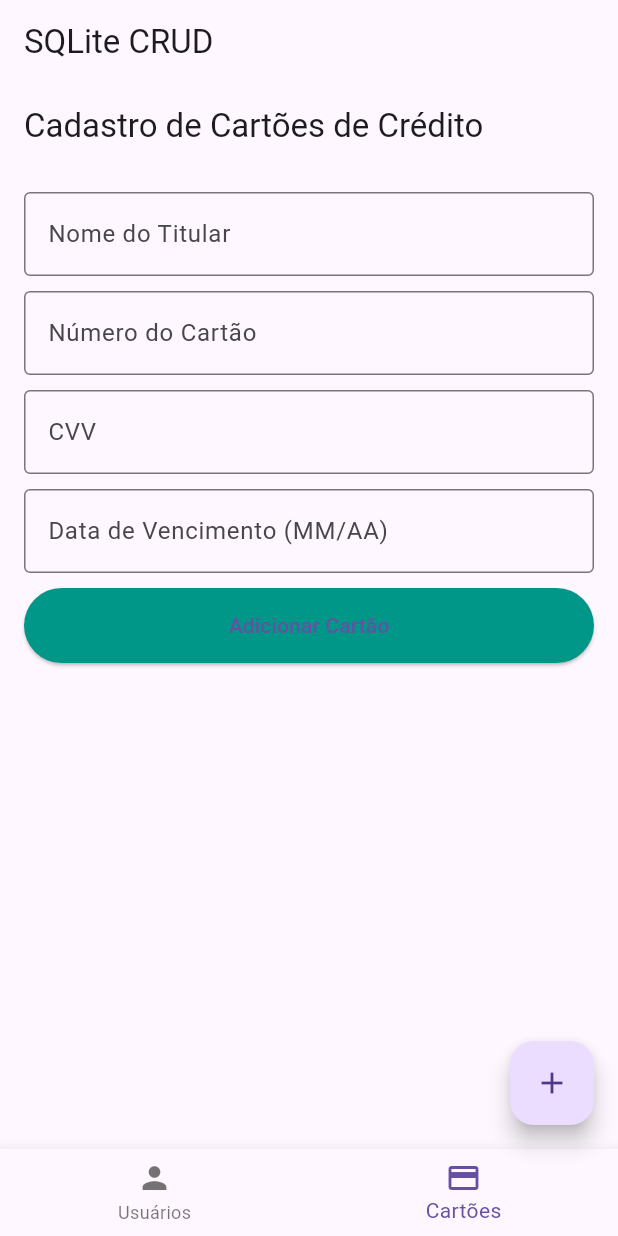
After one commit to Js-Carvalho/appsqlite, a Flutter app: the screen it shows after launch, item 2 of the bottom bar chosen, after a tap on "Adicionar Cartão", on a phone screen of 412 x 824 dp. The commit adds this screen. Run offline on Flutter 3.47's test engine with Material 3 defaults, Android fonts, the phone set to English and light mode, and no system bars; our stand-ins replace sqflite; accounts and stored records are empty.

Commit message:
novo crud começado

```diff
--- /dev/null
+++ b/lib/db_helper/credit_card.dart
@@ -0,0 +1,66 @@
+import 'package:sqflite/sqflite.dart';
+import 'package:path/path.dart';
+import '../model/creditCard.dart';
+
+class CreditCardDBHelper {
+  static final CreditCardDBHelper _instance = CreditCardDBHelper._internal();
+  factory CreditCardDBHelper() => _instance;
+  CreditCardDBHelper._internal();
+
+  Database? _database;
+
+  Future<Database> get database async {
+    if (_database != null) return _database!;
+    _database = await _initDB();
+    return _database!;
+  }
+
+  Future<Database> _initDB() async {
+    String path = join(await getDatabasesPath(), 'credit_cards.db');
+    return await openDatabase(
+      path,
+      version: 1,
+      onCreate: (db, version) {
+        return db.execute(
+          'CREATE TABLE credit_cards(id INTEGER PRIMARY KEY AUTOINCREMENT, cardHolderName TEXT, cardNumber TEXT, cvv TEXT, expiryDate TEXT)',
+        );
+      },
+    );
+  }
+
+  Future<void> insertCard(CreditCard card) async {
+    final db = await database;
+    await db.insert(
+      'credit_cards',
+      card.toMap(),
+      conflictAlgorithm: ConflictAlgorithm.replace,
+    );
+  }
+
+  Future<List<CreditCard>> getCards() async {
+    final db = await database;
+    final List<Map<String, dynamic>> maps = await db.query('credit_cards');
+    return List.generate(maps.length, (i) {
+      return CreditCard.fromMap(maps[i]);
+    });
+  }
+
+  Future<void> updateCard(CreditCard card) async {
+    final db = await database;
+    await db.update(
+      'credit_cards',
+      card.toMap(),
+      where: 'id = ?',
+      whereArgs: [card.id],
+    );
+  }
+
+  Future<void> deleteCard(int id) async {
+    final db = await database;
+    await db.delete(
+      'credit_cards',
+      where: 'id = ?',
+      whereArgs: [id],
+    );
+  }
+}
--- a/lib/db_helper/database_connection.dart
+++ b/lib/db_helper/database_connection.dart
@@ -5,7 +5,7 @@ import 'package:path_provider/path_provider.dart';
 class DatabaseConnection {
   Future<Database> setDatabase() async {
     var directory = await getApplicationDocumentsDirectory();
-    var path = join(directory.path, 'db_crud');
+    var path = join(directory.path, 'db_crud1');
     var database =
         await openDatabase(path, version: 1, onCreate: _createDatabase);
     return database;
--- a/lib/main.dart
+++ b/lib/main.dart
@@ -1,3 +1,9 @@
+import 'package:appsqlite/model/User.dart';
+import 'package:appsqlite/screens/AddUser.dart';
+import 'package:appsqlite/screens/EditUser.dart';
+import 'package:appsqlite/screens/ViewUsers.dart';
+import 'package:appsqlite/screens/CreditCardScreen.dart'; // Importar a nova tela
+import 'package:appsqlite/services/userService.dart';
 import 'package:flutter/material.dart';
 
 void main() {
@@ -7,119 +13,203 @@ void main() {
 class MyApp extends StatelessWidget {
   const MyApp({super.key});
 
-  // This widget is the root of your application.
   @override
   Widget build(BuildContext context) {
     return MaterialApp(
-      title: 'Flutter Demo',
+      title: 'Exemplo SQLITE',
+      debugShowCheckedModeBanner: false,
       theme: ThemeData(
-        // This is the theme of your application.
-        //
-        // TRY THIS: Try running your application with "flutter run". You'll see
-        // the application has a purple toolbar. Then, without quitting the app,
-        // try changing the seedColor in the colorScheme below to Colors.green
-        // and then invoke "hot reload" (save your changes or press the "hot
-        // reload" button in a Flutter-supported IDE, or press "r" if you used
-        // the command line to start the app).
-        //
-        // Notice that the counter didn't reset back to zero; the application
-        // state is not lost during the reload. To reset the state, use hot
-        // restart instead.
-        //
-        // This works for code too, not just values: Most code changes can be
-        // tested with just a hot reload.
-        colorScheme: ColorScheme.fromSeed(seedColor: Colors.deepPurple),
-        useMaterial3: true,
+        primarySwatch: Colors.teal,
       ),
-      home: const MyHomePage(title: 'Flutter Demo Home Page'),
+      home: const MyHomePage(),
     );
   }
 }
 
 class MyHomePage extends StatefulWidget {
-  const MyHomePage({super.key, required this.title});
-
-  // This widget is the home page of your application. It is stateful, meaning
-  // that it has a State object (defined below) that contains fields that affect
-  // how it looks.
-
-  // This class is the configuration for the state. It holds the values (in this
-  // case the title) provided by the parent (in this case the App widget) and
-  // used by the build method of the State. Fields in a Widget subclass are
-  // always marked "final".
-
-  final String title;
+  const MyHomePage({super.key});
 
   @override
   State<MyHomePage> createState() => _MyHomePageState();
 }
 
 class _MyHomePageState extends State<MyHomePage> {
-  int _counter = 0;
+  late List<User> _userList = <User>[];
+  final _userService = UserService();
+  int _selectedIndex = 0; // Para controlar a aba selecionada
 
-  void _incrementCounter() {
+  // Função para obter os detalhes dos usuários
+  getAllUserDetails() async {
+    var users = await _userService.readAllUsers();
+    _userList = <User>[];
+    users.forEach((user) {
+      setState(() {
+        var userModel = User();
+        userModel.id = user['id'];
+        userModel.name = user['name'];
+        userModel.contact = user['contact'];
+        userModel.description = user['description'];
+        _userList.add(userModel);
+      });
+    });
+  }
+
+  @override
+  void initState() {
+    getAllUserDetails();
+    super.initState();
+  }
+
+  _showSuccessSnackBar(String message) {
+    ScaffoldMessenger.of(context).showSnackBar(
+      SnackBar(
+        content: Text(message),
+      ),
+    );
+  }
+
+  _deleteFormDialog(BuildContext context, userId) {
+    return showDialog(
+        context: context,
+        builder: (param) {
+          return AlertDialog(
+            title: const Text(
+              'Deseja Realmente Excluir?',
+              style: TextStyle(color: Colors.teal, fontSize: 20),
+            ),
+            actions: [
+              TextButton(
+                  style: TextButton.styleFrom(
+                      foregroundColor: Colors.white,
+                      backgroundColor: Colors.red),
+                  onPressed: () async {
+                    var result = await _userService.deleteUser(userId);
+                    if (result != null) {
+                      Navigator.pop(context);
+                      getAllUserDetails();
+                      _showSuccessSnackBar('Usuário Excluído com Sucesso!');
+                    }
+                  },
+                  child: const Text('Excluir')),
+              TextButton(
+                  style: TextButton.styleFrom(
+                      foregroundColor: Colors.white,
+                      backgroundColor: Colors.teal),
+                  onPressed: () {
+                    Navigator.pop(context);
+                  },
+                  child: const Text('Fechar'))
+            ],
+          );
+        });
+  }
+
+  void _onItemTapped(int index) {
     setState(() {
-      // This call to setState tells the Flutter framework that something has
-      // changed in this State, which causes it to rerun the build method below
-      // so that the display can reflect the updated values. If we changed
-      // _counter without calling setState(), then the build method would not be
-      // called again, and so nothing would appear to happen.
-      _counter++;
+      _selectedIndex = index;
     });
   }
 
   @override
   Widget build(BuildContext context) {
-    // This method is rerun every time setState is called, for instance as done
-    // by the _incrementCounter method above.
-    //
-    // The Flutter framework has been optimized to make rerunning build methods
-    // fast, so that you can just rebuild anything that needs updating rather
-    // than having to individually change instances of widgets.
+    Widget _getPage(int index) {
+      switch (index) {
+        case 0:
+          return _userListView();
+        case 1:
+          return CreditCardScreen(); // Tela de cartões de crédito
+        default:
+          return _userListView();
+      }
+    }
+
     return Scaffold(
       appBar: AppBar(
-        // TRY THIS: Try changing the color here to a specific color (to
-        // Colors.amber, perhaps?) and trigger a hot reload to see the AppBar
-        // change color while the other colors stay the same.
-        backgroundColor: Theme.of(context).colorScheme.inversePrimary,
-        // Here we take the value from the MyHomePage object that was created by
-        // the App.build method, and use it to set our appbar title.
-        title: Text(widget.title),
+        title: const Text("SQLite CRUD"),
       ),
-      body: Center(
-        // Center is a layout widget. It takes a single child and positions it
-        // in the middle of the parent.
-        child: Column(
-          // Column is also a layout widget. It takes a list of children and
-          // arranges them vertically. By default, it sizes itself to fit its
-          // children horizontally, and tries to be as tall as its parent.
-          //
-          // Column has various properties to control how it sizes itself and
-          // how it positions its children. Here we use mainAxisAlignment to
-          // center the children vertically; the main axis here is the vertical
-          // axis because Columns are vertical (the cross axis would be
-          // horizontal).
-          //
-          // TRY THIS: Invoke "debug painting" (choose the "Toggle Debug Paint"
-          // action in the IDE, or press "p" in the console), to see the
-          // wireframe for each widget.
-          mainAxisAlignment: MainAxisAlignment.center,
-          children: <Widget>[
-            const Text(
-              'You have pushed the button this many times:',
-            ),
-            Text(
-              '$_counter',
-              style: Theme.of(context).textTheme.headlineMedium,
-            ),
-          ],
-        ),
+      body: _getPage(_selectedIndex), // Chama a página selecionada
+      bottomNavigationBar: BottomNavigationBar(
+        items: const <BottomNavigationBarItem>[
+          BottomNavigationBarItem(
+            icon: Icon(Icons.person),
+            label: 'Usuários',
+          ),
+          BottomNavigationBarItem(
+            icon: Icon(Icons.credit_card),
+            label: 'Cartões',
+          ),
+        ],
+        currentIndex: _selectedIndex,
+        onTap: _onItemTapped,
       ),
       floatingActionButton: FloatingActionButton(
-        onPressed: _incrementCounter,
-        tooltip: 'Increment',
+        onPressed: () {
+          Navigator.push(context,
+                  MaterialPageRoute(builder: (context) => const AddUser()))
+              .then((data) {
+            if (data != null) {
+              getAllUserDetails();
+              _showSuccessSnackBar('Usuário Adicionado com Sucesso!');
+            }
+          });
+        },
         child: const Icon(Icons.add),
-      ), // This trailing comma makes auto-formatting nicer for build methods.
+      ),
+    );
+  }
+
+  // Função que retorna a lista de usuários
+  Widget _userListView() {
+    return ListView.builder(
+      itemCount: _userList.length,
+      itemBuilder: (context, index) {
+        return Card(
+          child: ListTile(
+            onTap: () {
+              Navigator.push(
+                  context,
+                  MaterialPageRoute(
+                      builder: (context) => ViewUser(
+                            user: _userList[index],
+                          )));
+            },
+            leading: const Icon(Icons.person),
+            title: Text(_userList[index].name ?? ''),
+            subtitle: Text(_userList[index].contact ?? ''),
+            trailing: Row(
+              mainAxisSize: MainAxisSize.min,
+              children: [
+                IconButton(
+                    onPressed: () {
+                      Navigator.push(
+                          context,
+                          MaterialPageRoute(
+                              builder: (context) => EditUser(
+                                    user: _userList[index],
+                                  ))).then((data) {
+                        if (data != null) {
+                          getAllUserDetails();
+                          _showSuccessSnackBar('Usuário Alterado com Sucesso!');
+                        }
+                      });
+                    },
+                    icon: const Icon(
+                      Icons.edit,
+                      color: Colors.teal,
+                    )),
+                IconButton(
+                    onPressed: () {
+                      _deleteFormDialog(context, _userList[index].id);
+                    },
+                    icon: const Icon(
+                      Icons.delete,
+                      color: Colors.red,
+                    ))
+              ],
+            ),
+          ),
+        );
+      },
     );
   }
 }
--- /dev/null
+++ b/lib/model/creditCard.dart
@@ -0,0 +1,35 @@
+class CreditCard {
+  int? id;
+  String? cardHolderName;
+  String? cardNumber;
+  String? cvv;
+  String? expiryDate;
+
+  CreditCard({
+    this.id,
+    required this.cardHolderName,
+    required this.cardNumber,
+    required this.cvv,
+    required this.expiryDate,
+  });
+
+  Map<String, dynamic> toMap() {
+    return {
+      'id': id ?? null,
+      'cardHolderName': cardHolderName!,
+      'cardNumber': cardNumber!,
+      'cvv': cvv!,
+      'expiryDate': expiryDate!,
+    };
+  }
+
+  factory CreditCard.fromMap(Map<String, dynamic> map) {
+    return CreditCard(
+      id: map['id'],
+      cardHolderName: map['cardHolderName'],
+      cardNumber: map['cardNumber'],
+      cvv: map['cvv'],
+      expiryDate: map['expiryDate'],
+    );
+  }
+}
--- /dev/null
+++ b/lib/screens/CreditCardScreen.dart
@@ -0,0 +1,150 @@
+import 'package:flutter/material.dart';
+import '../model/creditCard.dart';
+import '../db_helper/credit_card.dart';
+
+class CreditCardScreen extends StatefulWidget {
+  @override
+  _CreditCardScreenState createState() => _CreditCardScreenState();
+}
+
+class _CreditCardScreenState extends State<CreditCardScreen> {
+  final CreditCardDBHelper dbHelper = CreditCardDBHelper();
+  List<CreditCard> cards = [];
+  final TextEditingController nameController = TextEditingController();
+  final TextEditingController numberController = TextEditingController();
+  final TextEditingController cvvController = TextEditingController();
+  final TextEditingController expiryController = TextEditingController();
+  int? editingCardId;
+
+  @override
+  void initState() {
+    super.initState();
+    _loadCards();
+  }
+
+  Future<void> _loadCards() async {
+    cards = await dbHelper.getCards();
+    setState(() {});
+  }
+
+  void _addOrUpdateCard() async {
+    if (nameController.text.isNotEmpty &&
+        numberController.text.isNotEmpty &&
+        cvvController.text.isNotEmpty &&
+        expiryController.text.isNotEmpty) {
+      if (editingCardId == null) {
+        await dbHelper.insertCard(CreditCard(
+          cardHolderName: nameController.text,
+          cardNumber: numberController.text,
+          cvv: cvvController.text,
+          expiryDate: expiryController.text,
+        ));
+      } else {
+        await dbHelper.updateCard(CreditCard(
+          id: editingCardId,
+          cardHolderName: nameController.text,
+          cardNumber: numberController.text,
+          cvv: cvvController.text,
+          expiryDate: expiryController.text,
+        ));
+        editingCardId = null; // Reset after update
+      }
+      nameController.clear();
+      numberController.clear();
+      cvvController.clear();
+      expiryController.clear();
+      _loadCards();
+    }
+  }
+
+  void _editCard(CreditCard card) {
+    nameController.text = card.cardHolderName!;
+    numberController.text = card.cardNumber!;
+    cvvController.text = card.cvv!;
+    expiryController.text = card.expiryDate!;
+    editingCardId = card.id; // Set the ID for updating
+  }
+
+  void _deleteCard(int id) async {
+    await dbHelper.deleteCard(id);
+    _loadCards();
+  }
+
+  @override
+  Widget build(BuildContext context) {
+    return Scaffold(
+      appBar: AppBar(title: const Text('Cadastro de Cartões de Crédito')),
+      body: Padding(
+        padding: const EdgeInsets.all(16.0),
+        child: Column(
+          children: [
+            TextField(
+              controller: nameController,
+              decoration: const InputDecoration(
+                labelText: 'Nome do Titular',
+                border: OutlineInputBorder(),
+              ),
+            ),
+            SizedBox(height: 10),
+            TextField(
+              controller: numberController,
+              decoration: const InputDecoration(
+                labelText: 'Número do Cartão',
+                border: OutlineInputBorder(),
+              ),
+            ),
+            const SizedBox(height: 10),
+            TextField(
+              controller: cvvController,
+              decoration: const InputDecoration(
+                labelText: 'CVV',
+                border: OutlineInputBorder(),
+              ),
+            ),
+            const SizedBox(height: 10),
+            TextField(
+              controller: expiryController,
+              decoration: const InputDecoration(
+                labelText: 'Data de Vencimento (MM/AA)',
+                border: OutlineInputBorder(),
+              ),
+            ),
+            const SizedBox(height: 10),
+            ElevatedButton(
+              onPressed: _addOrUpdateCard,
+              child: Text(editingCardId == null
+                  ? 'Adicionar Cartão'
+                  : 'Atualizar Cartão'),
+              style: ElevatedButton.styleFrom(
+                minimumSize: const Size(double.infinity, 50),
+                backgroundColor: Colors.teal,
+              ),
+            ),
+            const SizedBox(height: 20),
+            Expanded(
+              child: ListView.builder(
+                itemCount: cards.length,
+                itemBuilder: (context, index) {
+                  return Card(
+                    margin: EdgeInsets.symmetric(vertical: 8.0),
+                    child: ListTile(
+                      title: Text(cards[index].cardHolderName!),
+                      subtitle: Text(
+                          'Número: ${cards[index].cardNumber!}\nVencimento: ${cards[index].expiryDate!}'),
+                      isThreeLine: true,
+                      onTap: () => _editCard(cards[index]),
+                      trailing: IconButton(
+                        icon: const Icon(Icons.delete, color: Colors.red),
+                        onPressed: () => _deleteCard(cards[index].id!),
+                      ),
+                    ),
+                  );
+                },
+              ),
+            ),
+          ],
+        ),
+      ),
+    );
+  }
+}
```
Also changed, not shown: lib/screens/ViewUsers.dart (+88 -0 lines), pubspec.lock, 1 other file.
